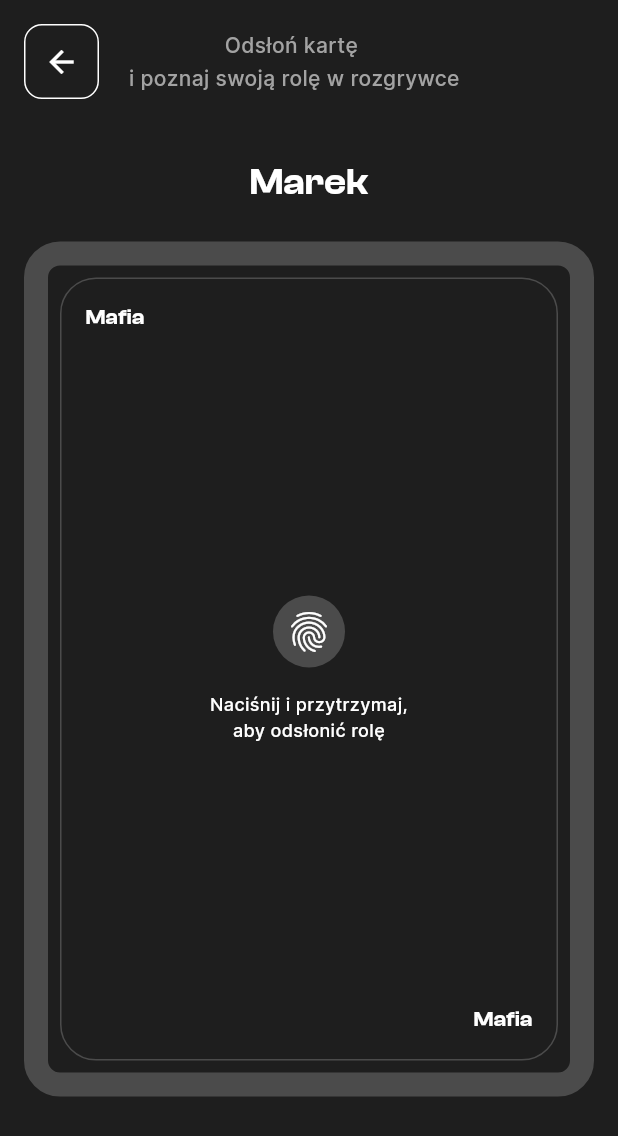
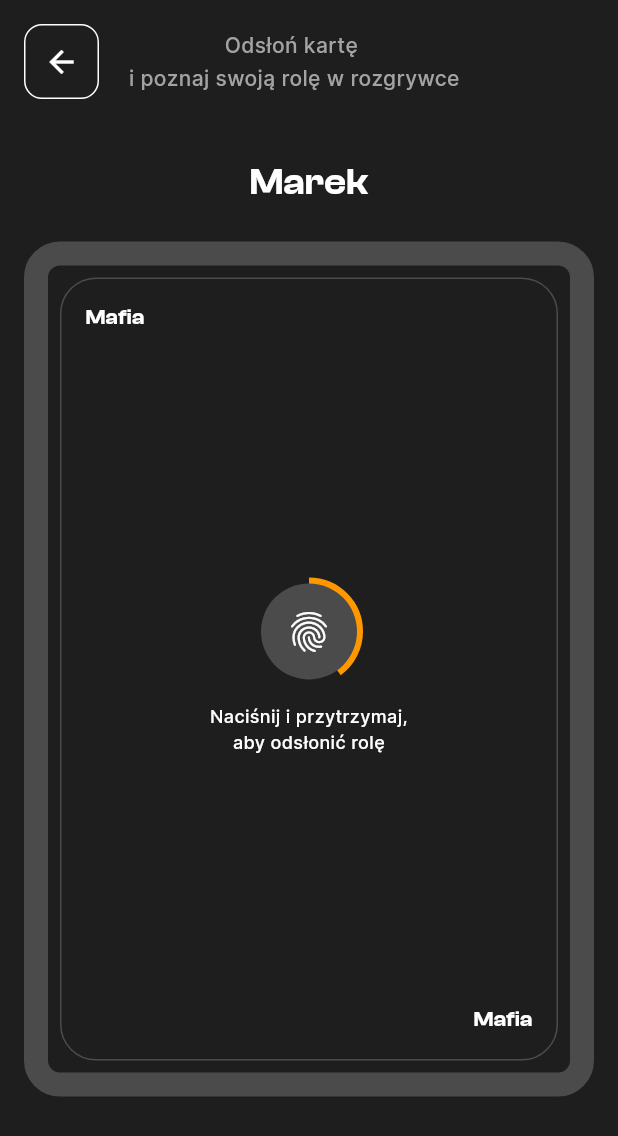
Before and after one commit to Hellmod/mafia_flutter, a Flutter app: the screen it shows after launch, on a phone screen of 412 x 824 dp. Shown: the top 1136 px of the screen. Run offline on Flutter 3.47's test engine with Material 3 defaults, Android fonts, the phone set to English and light mode, and no system bars; our stand-ins replace bloc, cloud_firestore, device_info_plus, equatable, firebase_core, flutter_bloc and 4 more; missing offline and left inert: dart:ffi; accounts and stored records are empty.

Commit message:
loader card

```diff
--- a/lib/presentation/game/view/game_reveal_card_page.dart
+++ b/lib/presentation/game/view/game_reveal_card_page.dart
@@ -8,6 +8,7 @@ import '../../../utils/Wigets.dart';
 import '../../../utils/character/CharacterRepository.dart';
 import '../../wigets/RoleCard.dart';
 import '../block/game_bloc.dart';
+import 'dart:math' as math;
 
 class GameRevealCard extends StatefulWidget {
   final List<Character> characters;
@@ -18,18 +19,34 @@ class GameRevealCard extends StatefulWidget {
   _GameRevealCard createState() => _GameRevealCard(characters);
 }
 
-class _GameRevealCard extends State<GameRevealCard> {
+class _GameRevealCard extends State<GameRevealCard>
+    with SingleTickerProviderStateMixin {
   GameBloc? myBloc;
+  late AnimationController controller;
 
   final List<Character> characters;
   String userNick = '';
 
   _GameRevealCard(this.characters);
 
+  void startLoading() {
+    controller.forward().then((_) {
+      onLoadingComplete();
+    });
+  }
+
+  void onLoadingComplete() {
+    print("Loading complete!");
+  }
+
   @override
   void initState() {
     super.initState();
     myBloc = context.read<GameBloc>();
+    controller = AnimationController(
+      vsync: this,
+      duration: Duration(seconds: 3),
+    )..repeat();
   }
 
   @override
@@ -94,6 +111,8 @@ class _GameRevealCard extends State<GameRevealCard> {
 
   Widget card() => AspectRatio(
         aspectRatio: 4 / 6,
+        child: GestureDetector(
+          onTap: startLoading, // Rozpoczęcie ładowania po kliknięciu
           child: Container(
             width: double.infinity,
             decoration: BoxDecoration(
@@ -117,7 +136,8 @@ class _GameRevealCard extends State<GameRevealCard> {
                   ),
                 ),
                 child: Stack(
-                fit: StackFit.expand, // Zmień StackFit.loose na StackFit.expand
+                  fit: StackFit.expand,
+                  // Zmień StackFit.loose na StackFit.expand
                   children: [
                     Padding(
                       padding: EdgeInsets.all(16),
@@ -133,16 +153,22 @@ class _GameRevealCard extends State<GameRevealCard> {
                           ),
                           Center(
                               child: Column(children: [
-                          Container(
+                            CustomPaint(
+                              painter: CircleProgressPainter(controller),
+                              child: Container(
+                                width: 64,
+                                // Ustawienie szerokości kontenera
+                                height: 64,
+                                // Ustawienie wysokości kontenera
                                 decoration: const BoxDecoration(
                                   color: Color(0xFF4b4b4b),
                                   shape: BoxShape.circle,
                                 ),
-                            padding: EdgeInsets.all(8),
                                 child: const Icon(
                                   Icons.fingerprint,
                                   size: 32,
                                   color: Colors.white,
+                                ),
                               ),
                             ),
                             const SizedBox(height: 16),
@@ -167,5 +193,37 @@ class _GameRevealCard extends State<GameRevealCard> {
               ),
             ),
           ),
+        ),
       );
 }
+
+class CircleProgressPainter extends CustomPainter {
+  final Animation<double> animation;
+
+  CircleProgressPainter(this.animation) : super(repaint: animation);
+
+  @override
+  void paint(Canvas canvas, Size size) {
+    Paint paint = Paint()
+      ..color = Colors.orange
+      ..strokeWidth = 8
+      ..style = PaintingStyle.stroke;
+
+    double progress = (1.0 - animation.value) * 2 * math.pi;
+    canvas.drawArc(
+      Rect.fromCircle(
+          center: Offset(size.width / 2, size.height / 2),
+          radius: size.width / 2),
+      -math.pi / 2,
+      progress,
+      false,
+      paint,
+    );
+  }
+
+  @override
+  bool shouldRepaint(covariant CustomPainter oldDelegate) {
+    // TODO: implement shouldRepaint
+    throw UnimplementedError();
+  }
+}
```
Lines whose indentation alone changed are shown as unchanged.
